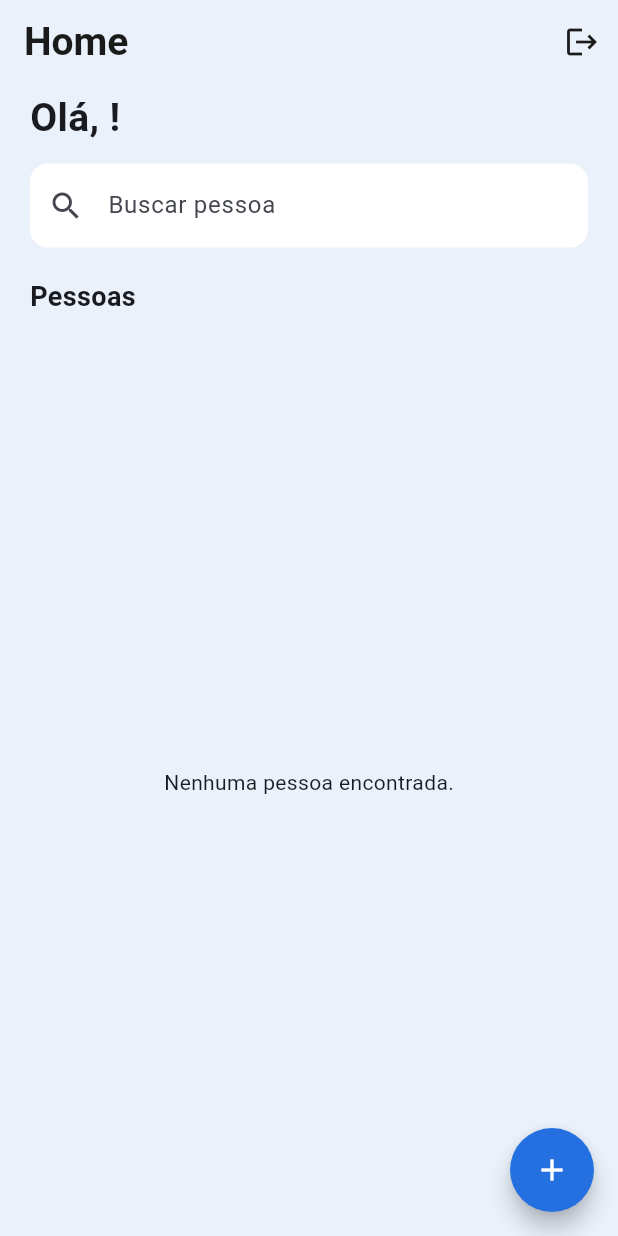
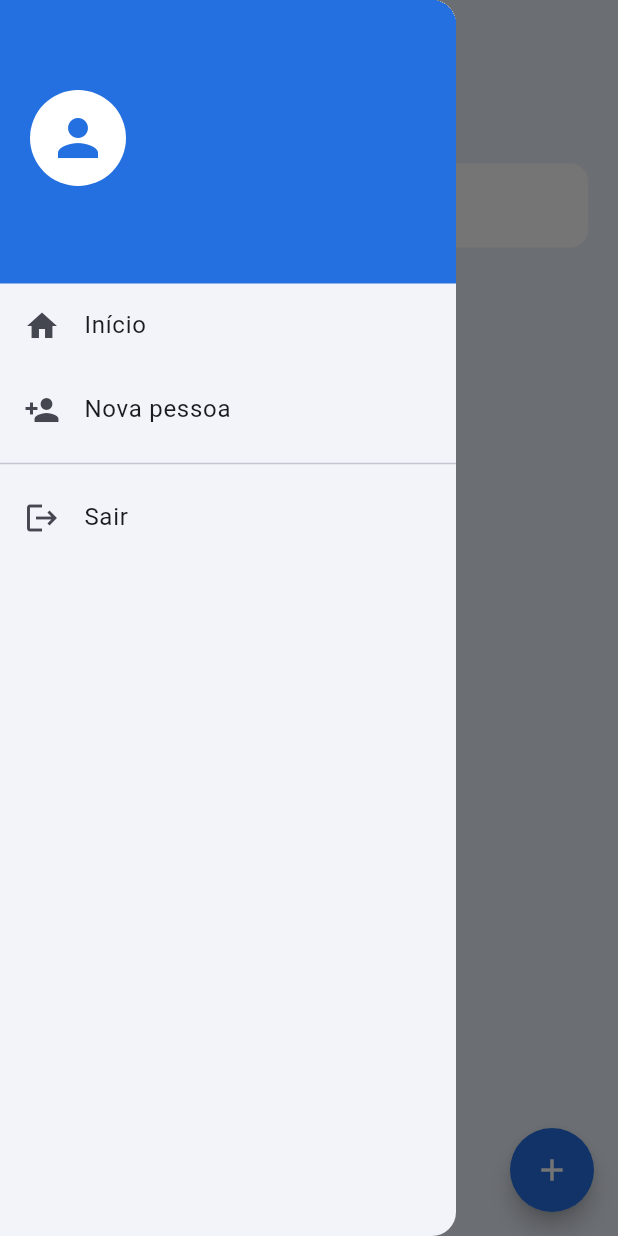
Before and after one commit to codebynessa/app_pessoas, a Flutter app: the HomeScreen screen opened directly, with the side drawer open (before the commit the screen has no drawer), on a phone screen of 412 x 824 dp. Run offline on Flutter 3.47's test engine with Material 3 defaults, Android fonts, the light colour scheme and no system bars; our stand-ins replace hive_flutter, shared_preferences; accounts and stored records are empty.

Commit message:
Troca sqflite por Hive e adiciona Drawer

```diff
--- a/lib/database/bancoPessoa.dart
+++ b/lib/database/bancoPessoa.dart
@@ -1,40 +1,33 @@
-import 'package:sqflite/sql.dart';
+import 'package:hive_flutter/hive_flutter.dart';
 
 import 'conexao.dart';
 import '../models/pessoa.dart';
 
 class BancoPessoa {
+  static Box get _box => Conexao.pessoas;
+
   static Future<void> inserirPessoa(Pessoa pessoa) async {
-    final db = await Conexao.abrirConexao();
-    final dados = pessoa.toMap()..remove('id');
-    await db.insert(
-      'pessoas',
-      dados,
-      conflictAlgorithm: ConflictAlgorithm.replace,
-    );
+    final dados = pessoa.toMap();
+    // add() cria uma chave automática (0, 1, 2...) e devolve ela
+    final chave = await _box.add(dados);
+    // guarda a chave também como "id" da pessoa
+    dados['id'] = chave;
+    await _box.put(chave, dados);
   }
 
   static Future<List<Pessoa>> listarPessoas() async {
-    final db = await Conexao.abrirConexao();
-    final List<Map<String, dynamic>> maps = await db.query('pessoas');
-
-    return List.generate(maps.length, (i) {
-      return Pessoa.fromMap(maps[i]);
-    });
+    final lista = _box.values
+        .map((m) => Pessoa.fromMap(Map<String, dynamic>.from(m as Map)))
+        .toList();
+    lista.sort((a, b) => a.nome.toLowerCase().compareTo(b.nome.toLowerCase()));
+    return lista;
   }
 
   static Future<void> atualizarPessoa(Pessoa pessoa) async {
-    final db = await Conexao.abrirConexao();
-    await db.update(
-      'pessoas',
-      pessoa.toMap(),
-      where: 'id = ?',
-      whereArgs: [pessoa.id],
-    );
+    await _box.put(pessoa.id, pessoa.toMap());
   }
 
   static Future<void> excluirPessoa(Pessoa pessoa) async {
-    final db = await Conexao.abrirConexao();
-    await db.delete('pessoas', where: 'id = ?', whereArgs: [pessoa.id]);
+    await _box.delete(pessoa.id);
   }
 }
--- a/lib/database/conexao.dart
+++ b/lib/database/conexao.dart
@@ -1,34 +1,13 @@
-import 'package:sqflite/sqflite.dart';
-import 'package:path/path.dart';
+import 'package:hive_flutter/hive_flutter.dart';
 
 class Conexao {
-  static Future<Database> abrirConexao() async {
-    final caminhoBanco = await getDatabasesPath();
-    final caminhoCompleto = join(caminhoBanco, 'pessoas.db');
+  // Chamado uma vez no main(): prepara o Hive e abre as "caixas" (boxes)
+  static Future<void> iniciar() async {
+    await Hive.initFlutter();
+    await Hive.openBox('usuarios');
+    await Hive.openBox('pessoas');
+  }
 
-    return await openDatabase(
-      caminhoCompleto,
-      version: 1,
-      onCreate: (db, version) async {
-        await db.execute('''
-          CREATE TABLE usuarios (
-            id INTEGER PRIMARY KEY AUTOINCREMENT,
-            nome TEXT NOT NULL,
-            email TEXT NOT NULL UNIQUE,
-            senha TEXT NOT NULL
-          )
-        ''');
-
-        await db.execute('''
-          CREATE TABLE pessoas (
-            id INTEGER PRIMARY KEY AUTOINCREMENT,
-            nome TEXT NOT NULL,
-            idade INTEGER NOT NULL,
-            email TEXT NOT NULL,
-            telefone TEXT NOT NULL
-          )
-        ''');
-      },
-    );
-  }
+  static Box get usuarios => Hive.box('usuarios');
+  static Box get pessoas => Hive.box('pessoas');
 }
--- a/lib/screens/home_screen.dart
+++ b/lib/screens/home_screen.dart
@@ -95,13 +95,58 @@ class _HomeScreenState extends State<HomeScreen> {
           'Home',
           style: TextStyle(fontSize: 26, fontWeight: FontWeight.bold),
         ),
-        actions: [
-          IconButton(
-            icon: const Icon(Icons.logout),
-            tooltip: 'Sair',
-            onPressed: _sair,
-          ),
-        ],
+      ),
+      // ---------- MENU LATERAL (DRAWER) ----------
+      drawer: Drawer(
+        child: Column(
+          children: [
+            Container(
+              width: double.infinity,
+              color: azul,
+              padding: const EdgeInsets.fromLTRB(20, 60, 20, 24),
+              child: Column(
+                crossAxisAlignment: CrossAxisAlignment.start,
+                children: [
+                  const CircleAvatar(
+                    radius: 32,
+                    backgroundColor: Colors.white,
+                    child: Icon(Icons.person, size: 40, color: azul),
+                  ),
+                  const SizedBox(height: 12),
+                  Text(
+                    _nomeUsuario,
+                    style: const TextStyle(
+                      color: Colors.white,
+                      fontSize: 20,
+                      fontWeight: FontWeight.bold,
+                    ),
+                  ),
+                ],
+              ),
+            ),
+            ListTile(
+              leading: const Icon(Icons.home),
+              title: const Text('Início'),
+              onTap: () {
+                Navigator.pop(context); // só fecha o menu
+              },
+            ),
+            ListTile(
+              leading: const Icon(Icons.person_add),
+              title: const Text('Nova pessoa'),
+              onTap: () {
+                Navigator.pop(context); // fecha o menu
+                _abrirFormulario(); // abre a tela de cadastro
+              },
+            ),
+            const Divider(),
+            ListTile(
+              leading: const Icon(Icons.logout),
+              title: const Text('Sair'),
+              onTap: _sair,
+            ),
+          ],
+        ),
       ),
       body: Column(
         crossAxisAlignment: CrossAxisAlignment.start,
--- a/pubspec.yaml
+++ b/pubspec.yaml
@@ -34,11 +34,9 @@ dependencies:
   # The following adds the Cupertino Icons font to your application.
   # Use with the CupertinoIcons class for iOS style icons.
   cupertino_icons: ^1.0.8
-  sqflite: ^2.4.4+2
   shared_preferences: ^2.5.6
-  path: ^1.9.1
-  sqflite_common_ffi: ^2.4.4
-
+  hive: ^2.2.3
+  hive_flutter: ^1.1.0
 dev_dependencies:
   flutter_test:
     sdk: flutter
```
Also changed, not shown: lib/database/bancoUsuario.dart (+15 -23 lines), lib/main.dart (+3 -11 lines), pubspec.lock, 1 other file.
